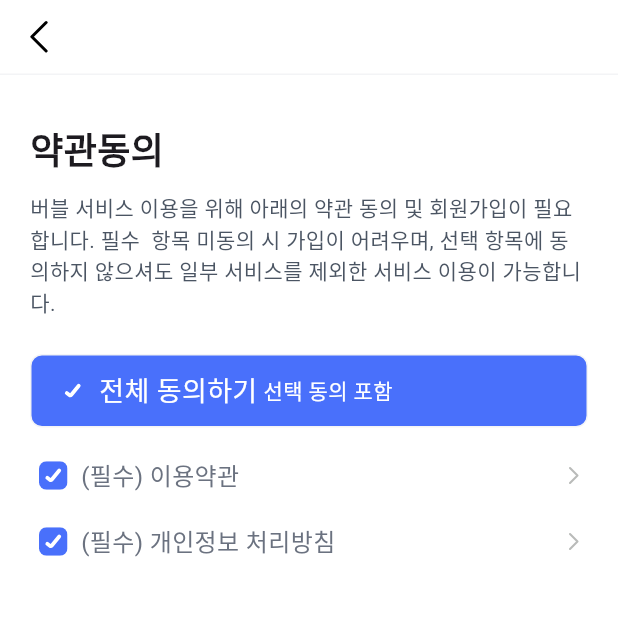
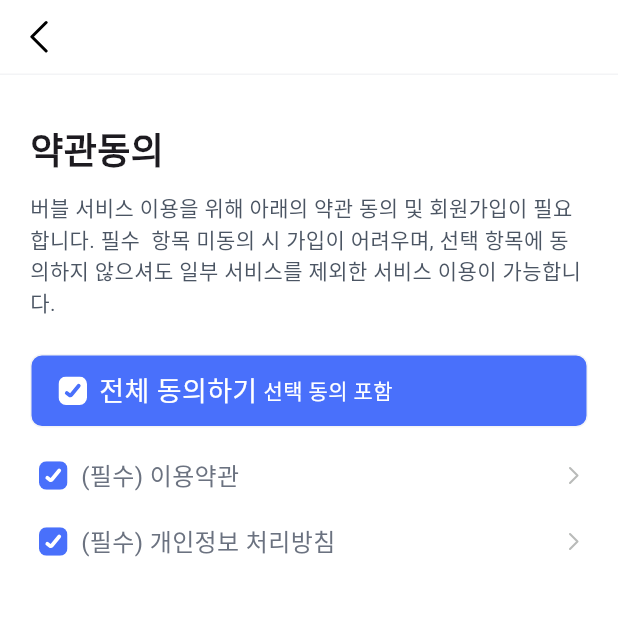
Before and after one commit to TeamPLOY/Bubble_v2, a Flutter app: the screen it shows after launch, after a tap on "전체 동의하기", on a phone screen of 412 x 824 dp, the top half of it. Run offline on Flutter 3.47's test engine with Material 3 defaults, Android fonts, the phone set to English and light mode, and no system bars; our stand-ins replace flutter_svg, get; Roboto replaces fonts that are missing (PretendardBold, PretendardMedium, PretendardRegular).

Commit message:
fix : 버튼 디자인 수정 완료

```diff
--- a/lib/presentation/page/terms.dart
+++ b/lib/presentation/page/terms.dart
@@ -57,7 +57,7 @@ class _TermsPageState extends State<TermsPage> {
                         padding: const EdgeInsets.only(left:18,top: 10,bottom: 10),
                         child: Row(
                           children: [
-                            termController.isClick[0]&&termController.isClick[1]?SvgPicture.asset('assets/images/terms/blue.svg'):SvgPicture.asset('assets/images/terms/every.svg'),
+                            termController.isClick[0]&&termController.isClick[1]?SvgPicture.asset('assets/images/terms/whiteCheck.svg'):SvgPicture.asset('assets/images/terms/every.svg'),
                             const SizedBox(width: 8,),
                             Text('전체 동의하기',style: AppTextStyles.M18.copyWith(color: termController.isClick[0]&&termController.isClick[1]?AppColor.white100:AppColor.gray700),),
                             const SizedBox(width: 4,),
```
Also changed, not shown: assets/images/terms/whiteCheck.svg (added).
